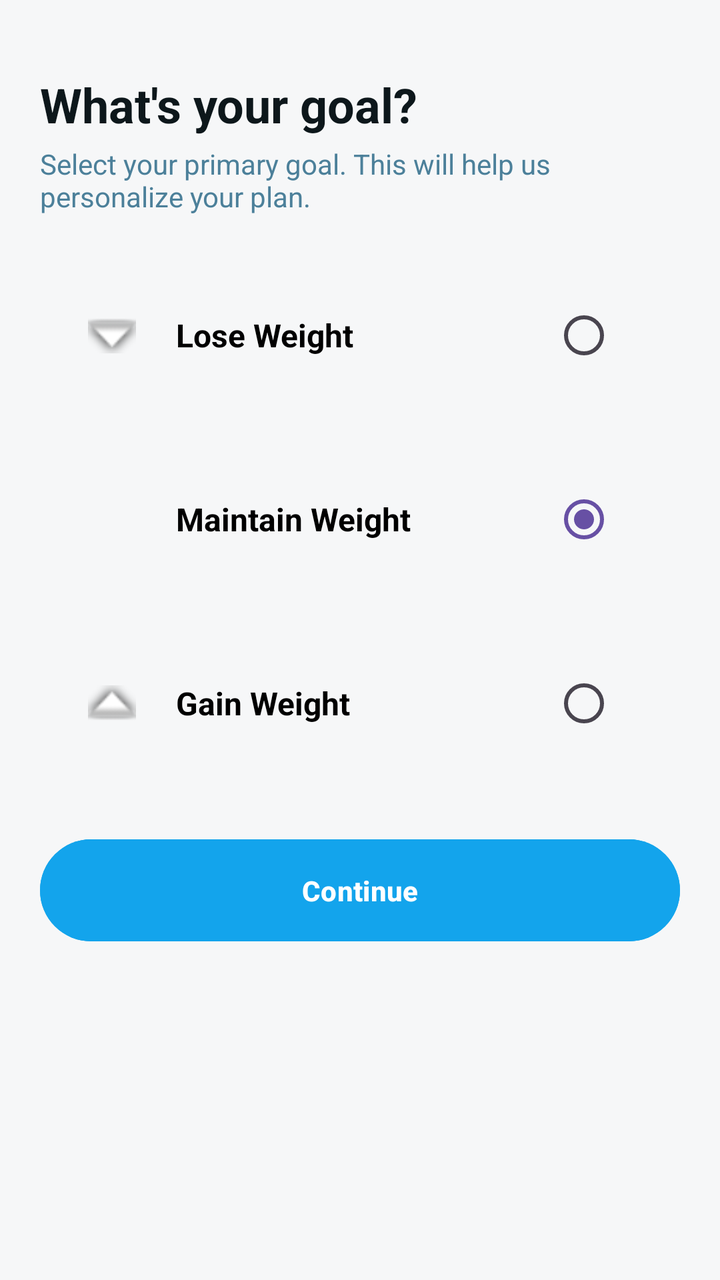
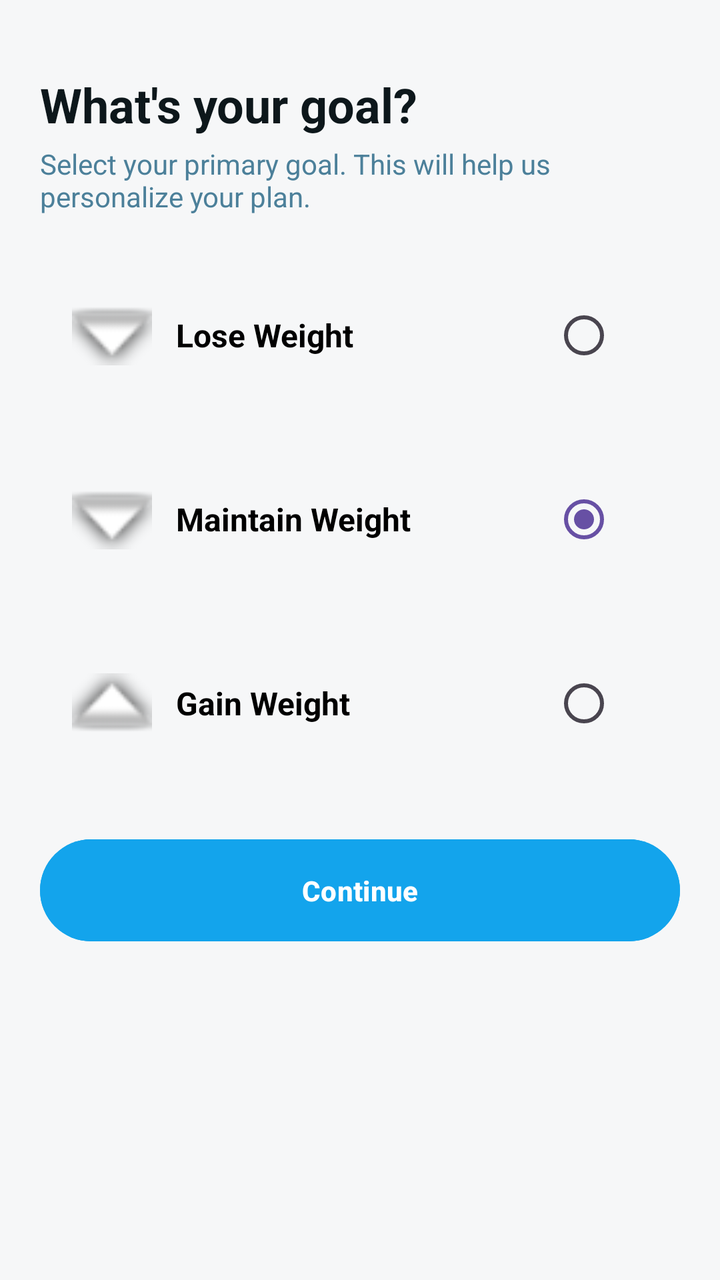

Compare the two renders of this Android layout. The source of the first and the diff that turns it into the second are given below.
<!-- AndroidManifest.xml: application theme Theme.FinalHamada -->
<!-- res/layout/activity_your_goal.xml -->
<?xml version="1.0" encoding="utf-8"?>
<LinearLayout xmlns:android="http://schemas.android.com/apk/res/android"
    android:layout_width="match_parent"
    android:layout_height="match_parent"
    android:orientation="vertical"
    android:background="#F6F7F8"
    android:padding="20dp"
    android:id="@+id/main">

    
    <ImageButton
        android:layout_width="wrap_content"
        android:layout_height="wrap_content"
        android:background="?attr/selectableItemBackgroundBorderless"
        android:contentDescription="Back" />

    
    <TextView
        android:id="@+id/tvYourGoal"
        android:layout_width="wrap_content"
        android:layout_height="wrap_content"
        android:layout_marginTop="16dp"
        android:text="What's your goal?"
        android:textColor="#0D171B"
        android:textSize="24sp"
        android:textStyle="bold" />

    
    <TextView
        android:id="@+id/tvaim"
        android:layout_width="match_parent"
        android:layout_height="wrap_content"
        android:layout_marginTop="4dp"
        android:layout_marginBottom="20dp"
        android:text="Select your primary goal. This will help us personalize your plan."
        android:textColor="#4C809A"
        android:textSize="14sp" />

    
    <RadioGroup
        android:id="@+id/radioGroupGoals"
        android:layout_width="match_parent"
        android:layout_height="wrap_content"
        android:orientation="vertical">

        
        <LinearLayout
            android:id="@+id/LLloseWeight"
            android:layout_width="match_parent"
            android:layout_height="wrap_content"
            android:layout_marginBottom="12dp"
            android:gravity="center_vertical"
            android:orientation="horizontal"
            android:padding="16dp">

            <ImageView
                android:layout_width="40dp"
                android:layout_height="40dp"
                android:layout_marginEnd="12dp"
                android:padding="8dp"
                android:src="@android:drawable/arrow_down_float" />

            <TextView
                android:id="@+id/tvLoseWeight"
                android:layout_width="0dp"
                android:layout_height="wrap_content"
                android:layout_weight="1"
                android:text="Lose Weight"
                android:textColor="#000"
                android:textSize="16sp"
                android:textStyle="bold" />

            <RadioButton
                android:id="@+id/rbLose"
                android:layout_width="wrap_content"
                android:layout_height="wrap_content" />
        </LinearLayout>

        
        <LinearLayout
            android:layout_width="match_parent"
            android:layout_height="wrap_content"
            android:orientation="horizontal"
            android:padding="16dp"
            android:layout_marginBottom="12dp"
            android:gravity="center_vertical">

            <ImageView
                android:layout_width="40dp"
                android:layout_height="40dp"
                android:padding="8dp"
                android:layout_marginEnd="12dp"/>

            <TextView
                android:id="@+id/tvmainWeight"
                android:layout_width="0dp"
                android:layout_height="wrap_content"
                android:layout_weight="1"
                android:text="Maintain Weight"
                android:textColor="#000"
                android:textSize="16sp"
                android:textStyle="bold" />

            <RadioButton
                android:id="@+id/rbMaintain"
                android:layout_width="wrap_content"
                android:layout_height="wrap_content"
                android:checked="true"/>
        </LinearLayout>

        
        <LinearLayout
            android:layout_width="match_parent"
            android:layout_height="wrap_content"
            android:orientation="horizontal"
            android:padding="16dp"
            android:gravity="center_vertical">

            <ImageView
                android:layout_width="40dp"
                android:layout_height="40dp"
                android:src="@android:drawable/arrow_up_float"
                android:padding="8dp"
                android:layout_marginEnd="12dp"/>

            <TextView
                android:id="@+id/tvGainWeight"
                android:layout_width="0dp"
                android:layout_height="wrap_content"
                android:layout_weight="1"
                android:text="Gain Weight"
                android:textColor="#000"
                android:textSize="16sp"
                android:textStyle="bold" />

            <RadioButton
                android:id="@+id/rbGain"
                android:layout_width="wrap_content"
                android:layout_height="wrap_content"/>
        </LinearLayout>

    </RadioGroup>

    
    <Button
        android:id="@+id/btnContinue"
        android:layout_width="match_parent"
        android:layout_height="wrap_content"
        android:text="Continue"
        android:textStyle="bold"
        android:textColor="#FFFFFF"
        android:backgroundTint="#13A4EC"
        android:layout_marginTop="24dp"
        android:layout_marginBottom="12dp"
        android:padding="16dp" />
</LinearLayout>
<!-- resources referenced by this layout -->
<resources>
  <style name="Theme.FinalHamada" parent="Base.Theme.FinalHamada" />
  <style name="Base.Theme.FinalHamada" parent="Theme.Material3.DayNight.NoActionBar">
          
      </style>
</resources>

<!-- the commit's change to res/layout/activity_your_goal.xml (unified diff, before → after) -->
@@ -1,11 +1,11 @@
 <?xml version="1.0" encoding="utf-8"?>
 <LinearLayout xmlns:android="http://schemas.android.com/apk/res/android"
+    android:id="@+id/main"
     android:layout_width="match_parent"
     android:layout_height="match_parent"
     android:orientation="vertical"
     android:background="#F6F7F8"
-    android:padding="20dp"
-    android:id="@+id/main">
+    android:padding="20dp">
 
     
     <ImageButton
@@ -48,16 +48,15 @@
             android:id="@+id/LLloseWeight"
             android:layout_width="match_parent"
             android:layout_height="wrap_content"
-            android:layout_marginBottom="12dp"
+            android:orientation="horizontal"
+            android:padding="16dp"
             android:gravity="center_vertical"
-            android:orientation="horizontal"
-            android:padding="16dp">
+            android:layout_marginBottom="12dp">
 
             <ImageView
                 android:layout_width="40dp"
                 android:layout_height="40dp"
                 android:layout_marginEnd="12dp"
-                android:padding="8dp"
                 android:src="@android:drawable/arrow_down_float" />
 
             <TextView
@@ -78,18 +77,19 @@
 
         
         <LinearLayout
+            android:id="@+id/LLmaintainWeight"
             android:layout_width="match_parent"
             android:layout_height="wrap_content"
             android:orientation="horizontal"
             android:padding="16dp"
-            android:layout_marginBottom="12dp"
-            android:gravity="center_vertical">
+            android:gravity="center_vertical"
+            android:layout_marginBottom="12dp">
 
             <ImageView
                 android:layout_width="40dp"
                 android:layout_height="40dp"
-                android:padding="8dp"
-                android:layout_marginEnd="12dp"/>
+                android:layout_marginEnd="12dp"
+                android:src="@android:drawable/arrow_down_float" />
 
             <TextView
                 android:id="@+id/tvmainWeight"
@@ -105,11 +105,12 @@
                 android:id="@+id/rbMaintain"
                 android:layout_width="wrap_content"
                 android:layout_height="wrap_content"
-                android:checked="true"/>
+                android:checked="true" />
         </LinearLayout>
 
         
         <LinearLayout
+            android:id="@+id/LLgainWeight"
             android:layout_width="match_parent"
             android:layout_height="wrap_content"
             android:orientation="horizontal"
@@ -119,9 +120,8 @@
             <ImageView
                 android:layout_width="40dp"
                 android:layout_height="40dp"
-                android:src="@android:drawable/arrow_up_float"
-                android:padding="8dp"
-                android:layout_marginEnd="12dp"/>
+                android:layout_marginEnd="12dp"
+                android:src="@android:drawable/arrow_up_float" />
 
             <TextView
                 android:id="@+id/tvGainWeight"
@@ -136,7 +136,7 @@
             <RadioButton
                 android:id="@+id/rbGain"
                 android:layout_width="wrap_content"
-                android:layout_height="wrap_content"/>
+                android:layout_height="wrap_content" />
         </LinearLayout>
 
     </RadioGroup>
@@ -153,4 +153,5 @@
         android:layout_marginTop="24dp"
         android:layout_marginBottom="12dp"
         android:padding="16dp" />
+
 </LinearLayout>
